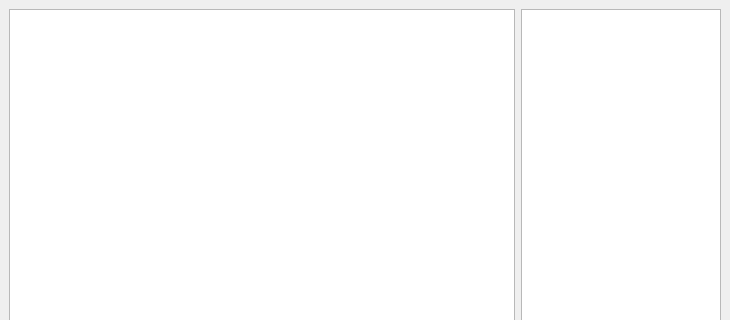
Qt form src/main/resources/base/template/wadlauncher.ui (karlpet/WadLauncher) before a commit; both pictures show x 0 to 730 and y 0 to 320 of the 730 by 494 pixel window.
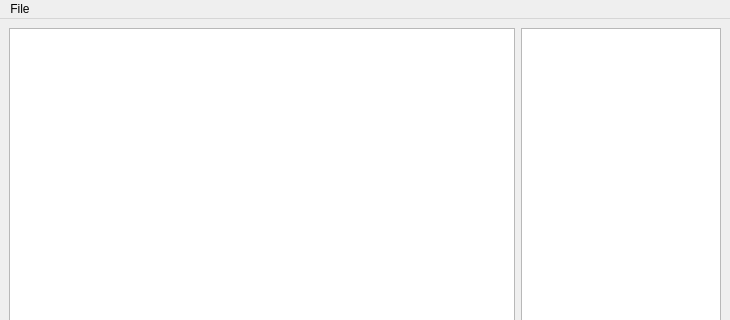
The same form after that commit.

Diff of the .ui file:
```diff
--- a/src/main/resources/base/template/wadlauncher.ui
+++ b/src/main/resources/base/template/wadlauncher.ui
@@ -98,6 +98,13 @@
      <height>25</height>
     </rect>
    </property>
+   <widget class="QMenu" name="menuFile">
+    <property name="title">
+     <string>File</string>
+    </property>
+    <addaction name="actionImport_zip"/>
+   </widget>
+   <addaction name="menuFile"/>
   </widget>
   <widget class="QStatusBar" name="statusbar"/>
  </widget>
```
Left out of the diff: 8 changed lines with no effect on the pictures.
